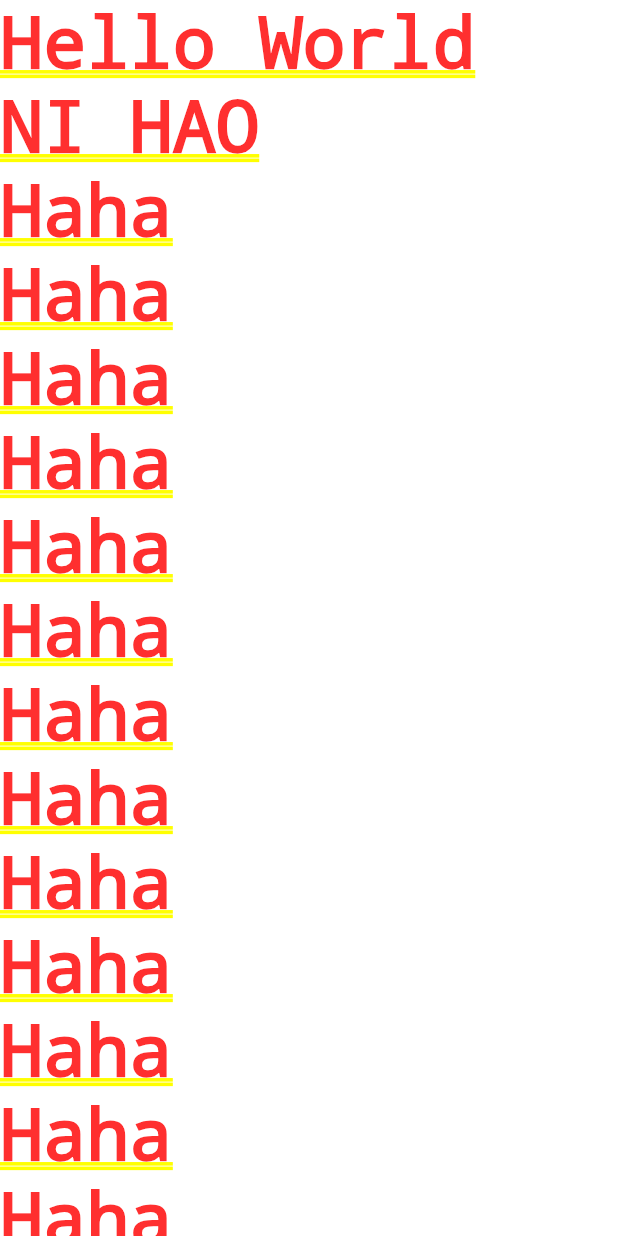
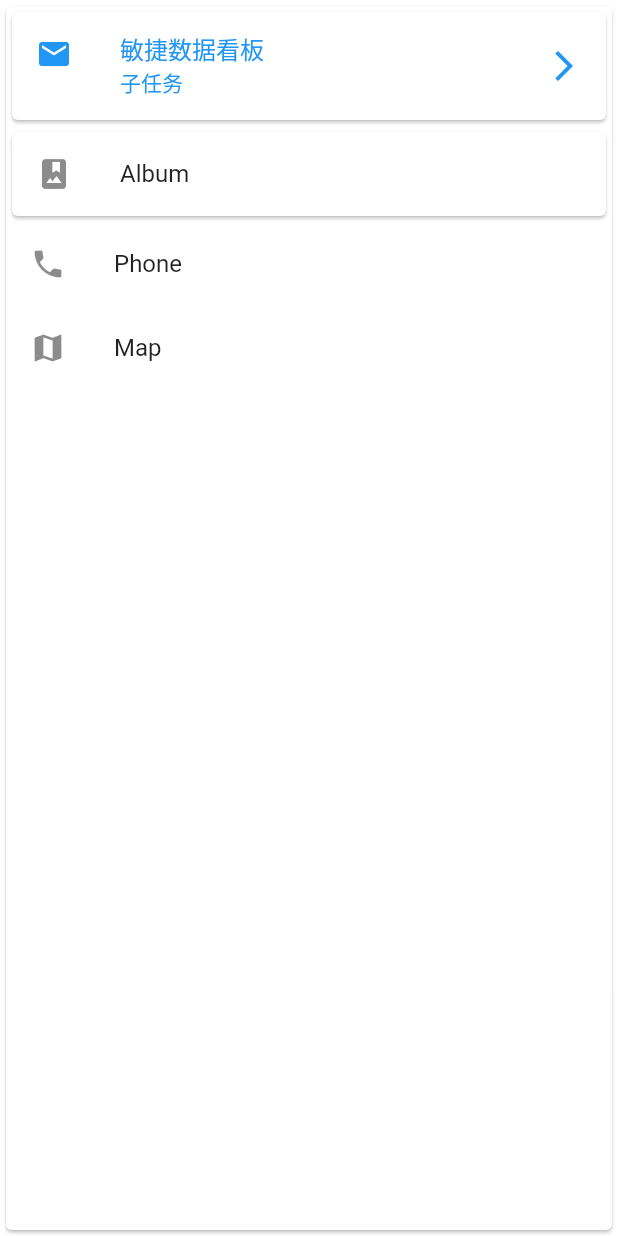
Before and after one commit to mizhon/flutter_tentative, a Flutter app: the screen it shows after launch, on a phone screen of 412 x 824 dp. Run offline on Flutter 3.47's test engine with Material 2 defaults, Android fonts, the phone set to English and light mode, and no system bars.

Commit message:
更新listview代码

```diff
--- a/lib/screens/lists/listview.dart
+++ b/lib/screens/lists/listview.dart
@@ -3,25 +3,41 @@ import 'package:flutter/material.dart';
 class ListViewScreen extends StatelessWidget {
   @override
   Widget build(BuildContext context) {
-    return ListView(
-      children: <Widget>[
-        Text("Hello World"),
-        Text("NI HAO"),
-        Text("Haha"),
-        Text("Haha"),
-        Text("Haha"),
-        Text("Haha"),
-        Text("Haha"),
-        Text("Haha"),
-        Text("Haha"),
-        Text("Haha"),
-        Text("Haha"),
-        Text("Haha"),
-        Text("Haha"),
-        Text("Haha"),
-        Text("Haha"),
-        Text("Haha"),
-      ],
+
+    return Card(
+      child: ListView(
+        children: <Widget>[
+          Card (
+            child: ListTile(
+              leading: Icon(
+                Icons.markunread,
+                color: Colors.blue
+              ),
+              title: Text('敏捷数据看板'),
+              subtitle: Text('子任务'),
+              selected: true,
+              trailing: Icon(
+                Icons.arrow_forward_ios
+              )
+            ),
+          ),
+          Card (
+            child: ListTile(
+              leading: Icon(Icons.photo_album),
+              title: Text('Album'),
+            ),
+          ),
+
+          ListTile(
+            leading: Icon(Icons.phone),
+            title: Text('Phone'),
+          ),
+          ListTile(
+            leading: Icon(Icons.map),
+            title: Text('Map'),
+          )
+        ],
+      ),
     );
   }
 }
```
